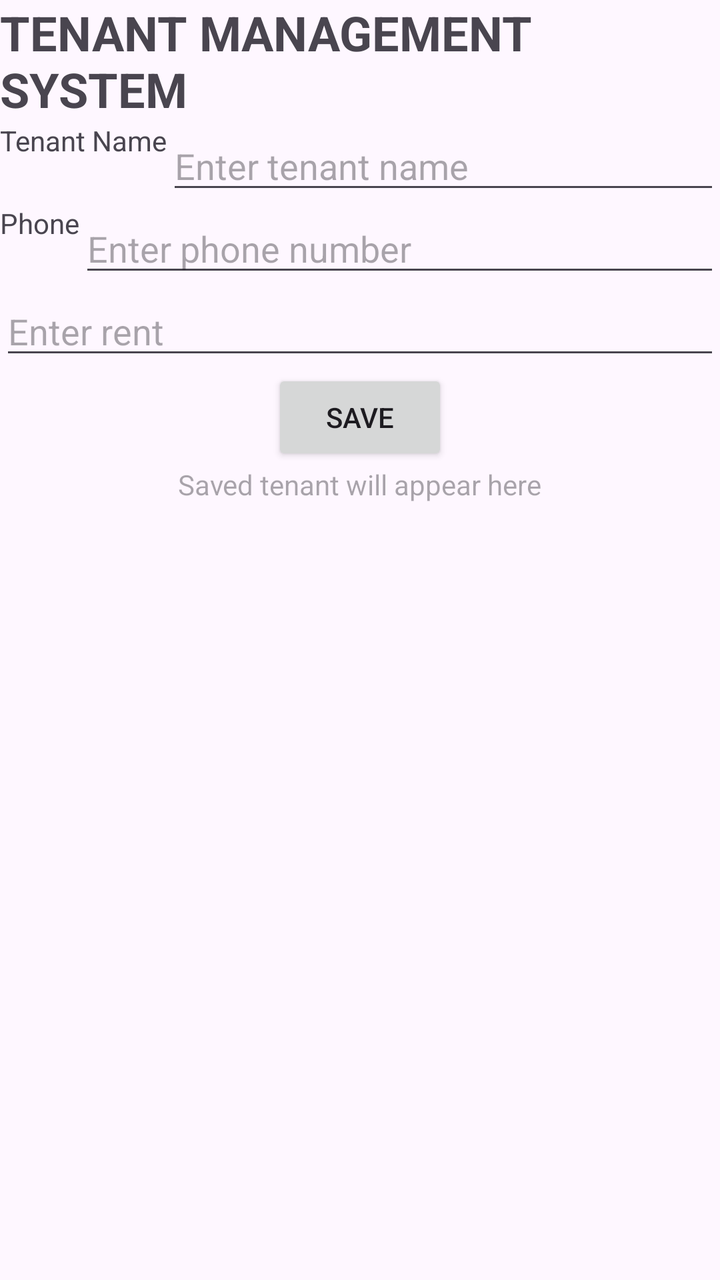
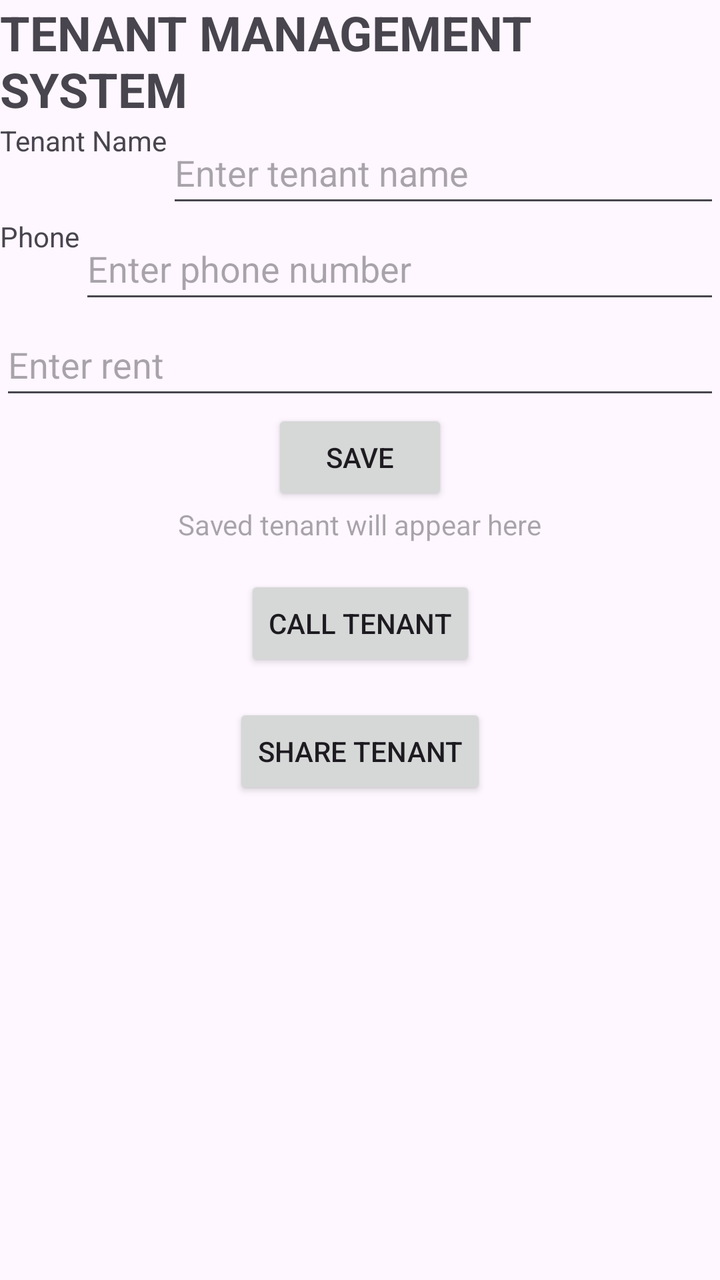

Before-and-after screenshots of an Android layout around one commit, followed by the original layout XML and the change that was made.
<!-- AndroidManifest.xml: application theme Theme.TenantManagementSystem -->
<!-- res/layout/activity_main.xml -->
<?xml version="1.0" encoding="utf-8"?>
<layout xmlns:android="http://schemas.android.com/apk/res/android"
    xmlns:app="http://schemas.android.com/apk/res-auto">

    <data>

        <variable
            name="tenant"
            type="com.example.tenantmanagementsystem.Tenant" />

    </data>

    <androidx.constraintlayout.widget.ConstraintLayout
        android:layout_width="match_parent"
        android:layout_height="match_parent">

        <TextView
            android:id="@+id/titleTextView"
            android:layout_width="wrap_content"
            android:layout_height="wrap_content"
            android:text="TENANT MANAGEMENT SYSTEM"
            android:textSize="24sp"
            android:textStyle="bold"
            app:layout_constraintEnd_toEndOf="parent"
            app:layout_constraintStart_toStartOf="parent"
            app:layout_constraintTop_toTopOf="parent" />

        <TextView
            android:id="@+id/tenantNameLabel"
            android:layout_width="wrap_content"
            android:layout_height="wrap_content"
            android:text="Tenant Name"
            app:layout_constraintStart_toStartOf="parent"
            app:layout_constraintTop_toBottomOf="@id/titleTextView" />

        <EditText
            android:id="@+id/tenantNameEditText"
            android:layout_width="0dp"
            android:layout_height="wrap_content"
            android:hint="Enter tenant name"
            app:layout_constraintEnd_toEndOf="parent"
            app:layout_constraintStart_toEndOf="@id/tenantNameLabel"
            app:layout_constraintTop_toBottomOf="@id/titleTextView" />

        <TextView
            android:id="@+id/phoneLabel"
            android:layout_width="wrap_content"
            android:layout_height="wrap_content"
            android:text="Phone"
            app:layout_constraintStart_toStartOf="parent"
            app:layout_constraintTop_toBottomOf="@id/tenantNameEditText" />

        <EditText
            android:id="@+id/phoneEditText"
            android:layout_width="0dp"
            android:layout_height="wrap_content"
            android:hint="Enter phone number"
            android:inputType="phone"
            app:layout_constraintEnd_toEndOf="parent"
            app:layout_constraintStart_toEndOf="@id/phoneLabel"
            app:layout_constraintTop_toBottomOf="@id/tenantNameEditText" />

        <EditText
            android:id="@+id/rentEditText"
            android:layout_width="0dp"
            android:layout_height="wrap_content"
            android:hint="Enter rent"
            android:inputType="number"
            app:layout_constraintEnd_toEndOf="parent"
            app:layout_constraintStart_toStartOf="parent"
            app:layout_constraintTop_toBottomOf="@id/phoneEditText" />

        <Button
            android:id="@+id/saveButton"
            android:layout_width="wrap_content"
            android:layout_height="wrap_content"
            android:text="SAVE"
            app:layout_constraintEnd_toEndOf="parent"
            app:layout_constraintStart_toStartOf="parent"
            app:layout_constraintTop_toBottomOf="@id/rentEditText" />

        <TextView
            android:id="@+id/tenantResultTextView"
            android:layout_width="wrap_content"
            android:layout_height="wrap_content"
            android:text="@{tenant.summary()}"
            android:hint="Saved tenant will appear here"
            app:layout_constraintEnd_toEndOf="parent"
            app:layout_constraintStart_toStartOf="parent"
            app:layout_constraintTop_toBottomOf="@id/saveButton" />

    </androidx.constraintlayout.widget.ConstraintLayout>

</layout>
<!-- resources referenced by this layout -->
<resources>
  <style name="Theme.TenantManagementSystem" parent="Base.Theme.TenantManagementSystem" />
  <style name="Base.Theme.TenantManagementSystem" parent="Theme.Material3.DayNight.NoActionBar">
          
          
      </style>
</resources>

<!-- the commit's change to res/layout/activity_main.xml (unified diff, before → after) -->
@@ -37,7 +37,9 @@
             android:id="@+id/tenantNameEditText"
             android:layout_width="0dp"
             android:layout_height="wrap_content"
+            android:minHeight="48dp"
             android:hint="Enter tenant name"
+            android:inputType="textPersonName"
             app:layout_constraintEnd_toEndOf="parent"
             app:layout_constraintStart_toEndOf="@id/tenantNameLabel"
             app:layout_constraintTop_toBottomOf="@id/titleTextView" />
@@ -54,6 +56,7 @@
             android:id="@+id/phoneEditText"
             android:layout_width="0dp"
             android:layout_height="wrap_content"
+            android:minHeight="48dp"
             android:hint="Enter phone number"
             android:inputType="phone"
             app:layout_constraintEnd_toEndOf="parent"
@@ -64,6 +67,7 @@
             android:id="@+id/rentEditText"
             android:layout_width="0dp"
             android:layout_height="wrap_content"
+            android:minHeight="48dp"
             android:hint="Enter rent"
             android:inputType="number"
             app:layout_constraintEnd_toEndOf="parent"
@@ -74,6 +78,7 @@
             android:id="@+id/saveButton"
             android:layout_width="wrap_content"
             android:layout_height="wrap_content"
+            android:minHeight="48dp"
             android:text="SAVE"
             app:layout_constraintEnd_toEndOf="parent"
             app:layout_constraintStart_toStartOf="parent"
@@ -89,6 +94,27 @@
             app:layout_constraintStart_toStartOf="parent"
             app:layout_constraintTop_toBottomOf="@id/saveButton" />
 
+        <Button
+            android:id="@+id/callButton"
+            android:layout_width="wrap_content"
+            android:layout_height="wrap_content"
+            android:minHeight="48dp"
+            android:text="CALL TENANT"
+            android:layout_marginTop="16dp"
+            app:layout_constraintTop_toBottomOf="@id/tenantResultTextView"
+            app:layout_constraintStart_toStartOf="parent"
+            app:layout_constraintEnd_toEndOf="parent" />
+        <Button
+            android:id="@+id/shareButton"
+            android:layout_width="wrap_content"
+            android:layout_height="wrap_content"
+            android:minHeight="48dp"
+            android:text="SHARE TENANT"
+            android:layout_marginTop="16dp"
+            app:layout_constraintTop_toBottomOf="@id/callButton"
+            app:layout_constraintStart_toStartOf="parent"
+            app:layout_constraintEnd_toEndOf="parent" />
+
     </androidx.constraintlayout.widget.ConstraintLayout>
 
 </layout>
